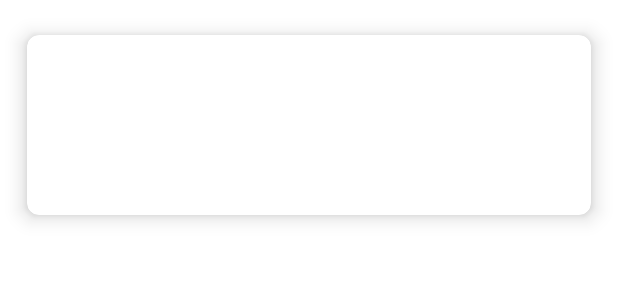
After one commit to AlarmWalker/Mobile_fitness_app, an Android app: the layout record_layout.xml on its own in the app's theme, with its tools: preview values and no code run, on a phone screen of 412 x 824 dp. The commit adds this screen. Shown: the top 300 px of the screen. Run offline under Robolectric (Android 15) with nearby library versions, the phone set to English and light mode, and no system bars.

Commit message:
Record debugging in progress

```diff
--- a/app/build.gradle
+++ b/app/build.gradle
@@ -44,4 +44,5 @@ dependencies {
 
     implementation 'com.readystatesoftware.sqliteasset:sqliteassethelper:+'
     implementation 'de.hdodenhof:circleimageview:3.1.0'
+    implementation 'com.google.android.material:material:1.2.1'
 }
--- a/app/src/main/res/layout/activity_main.xml
+++ b/app/src/main/res/layout/activity_main.xml
@@ -36,7 +36,7 @@
         app:layout_constraintTop_toTopOf="parent" />
 
     <Button
-        android:id="@+id/button_id"
+        android:id="@+id/recordButton"
         android:layout_width="209dp"
         android:layout_height="70dp"
         android:layout_centerInParent="true"
@@ -64,7 +64,7 @@
         app:layout_constraintBottom_toBottomOf="parent"
         app:layout_constraintEnd_toEndOf="parent"
         app:layout_constraintStart_toStartOf="parent"
-        app:layout_constraintTop_toBottomOf="@+id/button_id" />
+        app:layout_constraintTop_toBottomOf="@+id/recordButton" />
 
     <ImageView
         android:id="@+id/setting_icon"
--- /dev/null
+++ b/app/src/main/res/layout/record_layout.xml
@@ -0,0 +1,52 @@
+<?xml version="1.0" encoding="utf-8"?>
+<androidx.cardview.widget.CardView xmlns:android="http://schemas.android.com/apk/res/android"
+    xmlns:app="http://schemas.android.com/apk/res-auto"
+    android:layout_width="match_parent"
+    android:layout_height="wrap_content"
+    android:layout_margin="5dp"
+    app:cardBackgroundColor="@color/white"
+    app:cardCornerRadius="8dp"
+    app:cardElevation="8dp"
+    app:cardMaxElevation="10dp"
+    app:cardPreventCornerOverlap="true"
+    app:cardUseCompatPadding="true">
+
+    <RelativeLayout
+        android:layout_width="match_parent"
+        android:layout_height="wrap_content">
+
+        <ImageView
+            android:id="@+id/medal"
+            android:layout_width="100dp"
+            android:layout_height="100dp"
+            android:layout_marginStart="10dp"
+            android:layout_marginTop="10dp"
+            android:layout_marginEnd="10dp"
+            android:layout_marginBottom="10dp"
+            android:contentDescription="@string/app_name"
+            android:padding="5dp" />
+
+        <TextView
+            android:id="@+id/userName"
+            android:layout_width="match_parent"
+            android:layout_height="wrap_content"
+            android:layout_marginStart="10dp"
+            android:layout_marginTop="10dp"
+            android:layout_toEndOf="@id/medal"
+            android:text=""
+            android:textColor="@color/black"
+            android:textSize="18sp"
+            android:textStyle="bold" />
+
+        <TextView
+            android:id="@+id/record"
+            android:layout_width="match_parent"
+            android:layout_height="wrap_content"
+            android:layout_below="@id/userName"
+            android:layout_marginStart="10dp"
+            android:layout_marginTop="20dp"
+            android:layout_toEndOf="@id/medal"
+            android:drawablePadding="2dp"
+            android:text="" />
+    </RelativeLayout>
+</androidx.cardview.widget.CardView>
--- a/settings.gradle
+++ b/settings.gradle
@@ -10,6 +10,8 @@ dependencyResolutionManagement {
     repositories {
         google()
         mavenCentral()
+
+        maven { url "https://jitpack.io" }
     }
 }
 rootProject.name = "SUPER DUPER FITNESS APP"
```
Also changed, not shown: app/src/main/AndroidManifest.xml (+9 -0 lines), app/src/main/java/ca/unb/mobiledev/superduperfitnessapp/MainActivity.kt (+11 -0 lines), app/src/main/java/ca/unb/mobiledev/superduperfitnessapp/RecordActivity.kt (added, +32 -0 lines), app/src/main/java/ca/unb/mobiledev/superduperfitnessapp/RecordAdapter.kt (added, +43 -0 lines), app/src/main/res/layout/record_activity.xml (added, +14 -0 lines), 3 other files.
